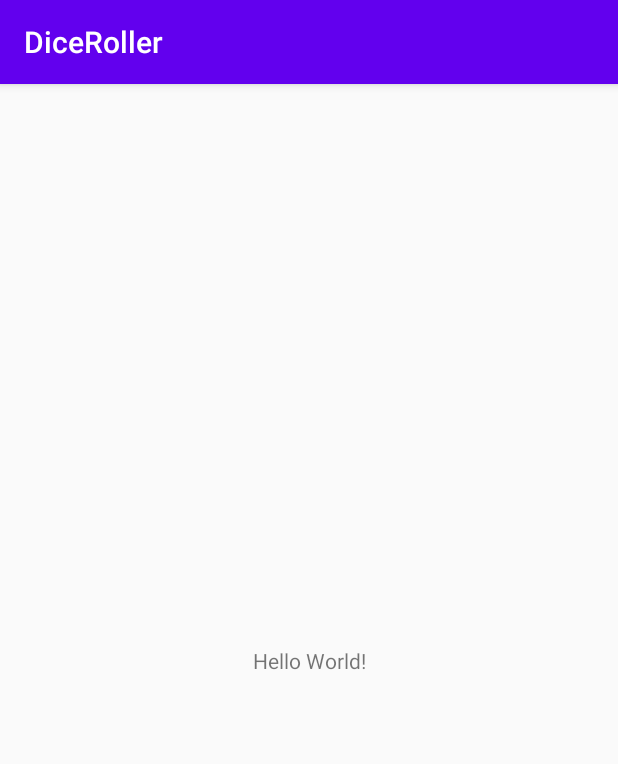
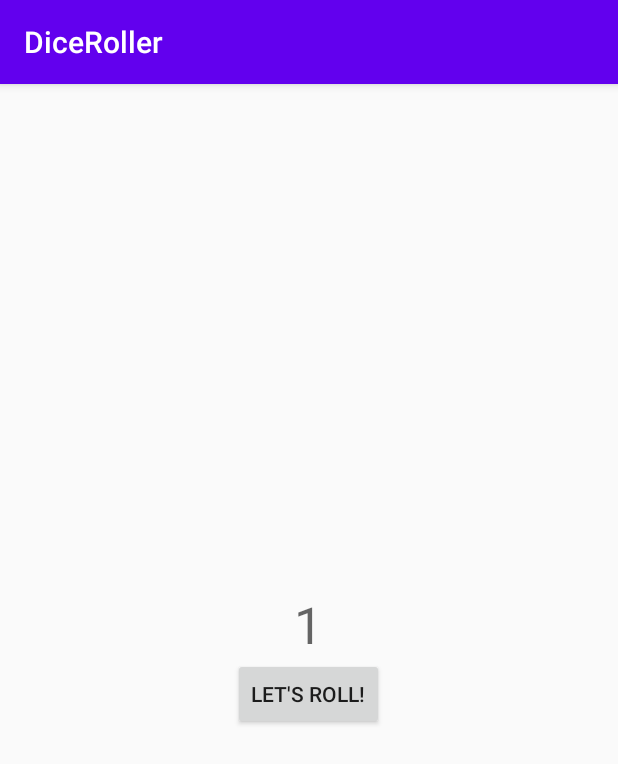
Before and after one commit to mfrancetic/dice-roller, an Android app: the screen it shows after launch (MainActivity), on a phone screen of 412 x 824 dp. Shown: the top 764 px of the screen. Run offline under Robolectric (Android 15) with nearby library versions, the phone set to English and light mode, and no system bars.

Commit message:
Generate a random number 1-6 when the user clicks on the Roll button, and display it in the resultTextView

```diff
--- a/app/src/main/java/com/mfrancetic/diceroller/MainActivity.kt
+++ b/app/src/main/java/com/mfrancetic/diceroller/MainActivity.kt
@@ -2,10 +2,26 @@ package com.mfrancetic.diceroller
 
 import androidx.appcompat.app.AppCompatActivity
 import android.os.Bundle
+import android.widget.Button
+import android.widget.TextView
+import kotlin.random.Random
 
 class MainActivity : AppCompatActivity() {
     override fun onCreate(savedInstanceState: Bundle?) {
         super.onCreate(savedInstanceState)
         setContentView(R.layout.activity_main)
+
+        val rollButton: Button = findViewById(R.id.roll_button);
+        rollButton.text = resources.getText(R.string.let_us_roll);
+
+        rollButton.setOnClickListener {
+            rollDice();
+        }
+    }
+
+    private fun rollDice() {
+        val resultText: TextView = findViewById(R.id.result_text);
+        val randomInt = Random.nextInt(6) + 1;
+        resultText.text = randomInt.toString();
     }
 }
--- a/app/src/main/res/layout/activity_main.xml
+++ b/app/src/main/res/layout/activity_main.xml
@@ -1,18 +1,27 @@
 <?xml version="1.0" encoding="utf-8"?>
-<androidx.constraintlayout.widget.ConstraintLayout xmlns:android="http://schemas.android.com/apk/res/android"
+<LinearLayout
+    xmlns:android="http://schemas.android.com/apk/res/android"
     xmlns:app="http://schemas.android.com/apk/res-auto"
     xmlns:tools="http://schemas.android.com/tools"
     android:layout_width="match_parent"
-    android:layout_height="match_parent"
+    android:layout_gravity="center_vertical"
+    android:layout_height="wrap_content"
+    android:orientation="vertical"
     tools:context=".MainActivity">
 
     <TextView
+        android:id="@+id/result_text"
         android:layout_width="wrap_content"
-        android:layout_height="wrap_content"
-        android:text="Hello World!"
-        app:layout_constraintBottom_toBottomOf="parent"
-        app:layout_constraintLeft_toLeftOf="parent"
-        app:layout_constraintRight_toRightOf="parent"
-        app:layout_constraintTop_toTopOf="parent" />
+        android:text="1"
+        android:layout_gravity="center_horizontal"
+        android:textAppearance="@style/TextAppearance.AppCompat.Display1"
+        android:layout_height="wrap_content"/>
 
-</androidx.constraintlayout.widget.ConstraintLayout>
+    <Button
+        android:id="@+id/roll_button"
+        android:layout_width="wrap_content"
+        android:text="@string/roll"
+        android:layout_gravity="center_horizontal"
+        android:layout_height="wrap_content"/>
+
+</LinearLayout>
--- a/app/src/main/res/values/strings.xml
+++ b/app/src/main/res/values/strings.xml
@@ -1,3 +1,6 @@
 <resources>
     <string name="app_name">DiceRoller</string>
+    <string name="roll">Roll</string>
+    <string name="let_us_roll">Let\'s roll!</string>
+    <string name="button_clicked">Button clicked!</string>
 </resources>
```
